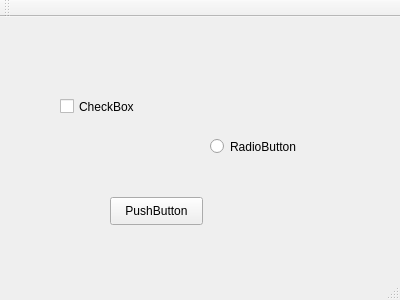
This is Qt_exp/helloqt/mainwindow.ui in w809291634/QT_Creator_Study as Qt 5 draws it before an edit. The edited form follows.
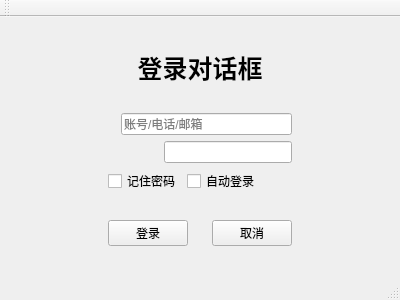
This is the edited form. Icons and pictures are not drawn.

Patch:
```diff
--- a/Qt_exp/helloqt/mainwindow.ui
+++ b/Qt_exp/helloqt/mainwindow.ui
@@ -14,45 +14,231 @@
    <string>MainWindow</string>
   </property>
   <widget class="QWidget" name="centralWidget">
-   <widget class="QPushButton" name="pushButton">
-    <property name="geometry">
-     <rect>
-      <x>110</x>
-      <y>180</y>
-      <width>93</width>
-      <height>28</height>
-     </rect>
-    </property>
-    <property name="text">
-     <string>PushButton</string>
-    </property>
-   </widget>
-   <widget class="QRadioButton" name="radioButton">
-    <property name="geometry">
-     <rect>
-      <x>210</x>
-      <y>120</y>
-      <width>115</width>
-      <height>19</height>
-     </rect>
-    </property>
-    <property name="text">
-     <string>RadioButton</string>
-    </property>
-   </widget>
-   <widget class="QCheckBox" name="checkBox">
-    <property name="geometry">
-     <rect>
-      <x>60</x>
-      <y>80</y>
-      <width>91</width>
-      <height>19</height>
-     </rect>
-    </property>
-    <property name="text">
-     <string>CheckBox</string>
-    </property>
-   </widget>
+   <layout class="QGridLayout" name="gridLayout">
+    <item row="0" column="0">
+     <spacer name="horizontalSpacer">
+      <property name="orientation">
+       <enum>Qt::Horizontal</enum>
+      </property>
+      <property name="sizeHint" stdset="0">
+       <size>
+        <width>63</width>
+        <height>25</height>
+       </size>
+      </property>
+     </spacer>
+    </item>
+    <item row="0" column="1">
+     <layout class="QVBoxLayout" name="verticalLayout">
+      <item>
+       <spacer name="verticalSpacer_4">
+        <property name="orientation">
+         <enum>Qt::Vertical</enum>
+        </property>
+        <property name="sizeHint" stdset="0">
+         <size>
+          <width>100</width>
+          <height>13</height>
+         </size>
+        </property>
+       </spacer>
+      </item>
+      <item>
+       <widget class="QLabel" name="label">
+        <property name="minimumSize">
+         <size>
+          <width>180</width>
+          <height>35</height>
+         </size>
+        </property>
+        <property name="font">
+         <font>
+          <pointsize>19</pointsize>
+          <weight>75</weight>
+          <bold>true</bold>
+         </font>
+        </property>
+        <property name="text">
+         <string>登录对话框</string>
+        </property>
+        <property name="alignment">
+         <set>Qt::AlignCenter</set>
+        </property>
+       </widget>
+      </item>
+      <item>
+       <spacer name="verticalSpacer_2">
+        <property name="orientation">
+         <enum>Qt::Vertical</enum>
+        </property>
+        <property name="sizeHint" stdset="0">
+         <size>
+          <width>100</width>
+          <height>5</height>
+         </size>
+        </property>
+       </spacer>
+      </item>
+      <item>
+       <layout class="QHBoxLayout" name="horizontalLayout">
+        <item>
+         <widget class="QLabel" name="label_2">
+          <property name="maximumSize">
+           <size>
+            <width>50</width>
+            <height>35</height>
+           </size>
+          </property>
+          <property name="text">
+           <string/>
+          </property>
+          <property name="pixmap">
+           <pixmap resource="image.qrc">:/image/img/user.png</pixmap>
+          </property>
+          <property name="scaledContents">
+           <bool>true</bool>
+          </property>
+         </widget>
+        </item>
+        <item>
+         <widget class="QLineEdit" name="lineEdit_account">
+          <property name="placeholderText">
+           <string>账号/电话/邮箱</string>
+          </property>
+         </widget>
+        </item>
+       </layout>
+      </item>
+      <item>
+       <layout class="QHBoxLayout" name="horizontalLayout_2">
+        <item>
+         <widget class="QLabel" name="label_3">
+          <property name="minimumSize">
+           <size>
+            <width>50</width>
+            <height>0</height>
+           </size>
+          </property>
+          <property name="maximumSize">
+           <size>
+            <width>50</width>
+            <height>21</height>
+           </size>
+          </property>
+          <property name="text">
+           <string/>
+          </property>
+         </widget>
+        </item>
+        <item>
+         <widget class="QLineEdit" name="lineEdit_passwd"/>
+        </item>
+       </layout>
+      </item>
+      <item>
+       <layout class="QHBoxLayout" name="horizontalLayout_3">
+        <item>
+         <widget class="QCheckBox" name="checkBox">
+          <property name="text">
+           <string>记住密码</string>
+          </property>
+         </widget>
+        </item>
+        <item>
+         <widget class="QCheckBox" name="checkBox_2">
+          <property name="text">
+           <string>自动登录</string>
+          </property>
+         </widget>
+        </item>
+        <item>
+         <spacer name="horizontalSpacer_3">
+          <property name="orientation">
+           <enum>Qt::Horizontal</enum>
+          </property>
+          <property name="sizeHint" stdset="0">
+           <size>
+            <width>18</width>
+            <height>25</height>
+           </size>
+          </property>
+         </spacer>
+        </item>
+       </layout>
+      </item>
+      <item>
+       <spacer name="verticalSpacer_5">
+        <property name="orientation">
+         <enum>Qt::Vertical</enum>
+        </property>
+        <property name="sizeHint" stdset="0">
+         <size>
+          <width>97</width>
+          <height>5</height>
+         </size>
+        </property>
+       </spacer>
+      </item>
+      <item>
+       <layout class="QHBoxLayout" name="horizontalLayout_4">
+        <item>
+         <widget class="QPushButton" name="pushButton">
+          <property name="text">
+           <string>登录</string>
+          </property>
+         </widget>
+        </item>
+        <item>
+         <spacer name="horizontalSpacer_5">
+          <property name="orientation">
+           <enum>Qt::Horizontal</enum>
+          </property>
+          <property name="sizeHint" stdset="0">
+           <size>
+            <width>18</width>
+            <height>25</height>
+           </size>
+          </property>
+         </spacer>
+        </item>
+        <item>
+         <widget class="QPushButton" name="pushButton_2">
+          <property name="text">
+           <string>取消</string>
+          </property>
+         </widget>
+        </item>
+       </layout>
+      </item>
+      <item>
+       <spacer name="verticalSpacer_3">
+        <property name="orientation">
+         <enum>Qt::Vertical</enum>
+        </property>
+        <property name="sizeHint" stdset="0">
+         <size>
+          <width>100</width>
+          <height>13</height>
+         </size>
+        </property>
+       </spacer>
+      </item>
+     </layout>
+    </item>
+    <item row="0" column="2">
+     <spacer name="horizontalSpacer_4">
+      <property name="orientation">
+       <enum>Qt::Horizontal</enum>
+      </property>
+      <property name="sizeHint" stdset="0">
+       <size>
+        <width>63</width>
+        <height>25</height>
+       </size>
+      </property>
+     </spacer>
+    </item>
+   </layout>
   </widget>
   <widget class="QMenuBar" name="menuBar">
    <property name="geometry">
```
Left out of the diff: 4 changed lines with no effect on the pictures.
